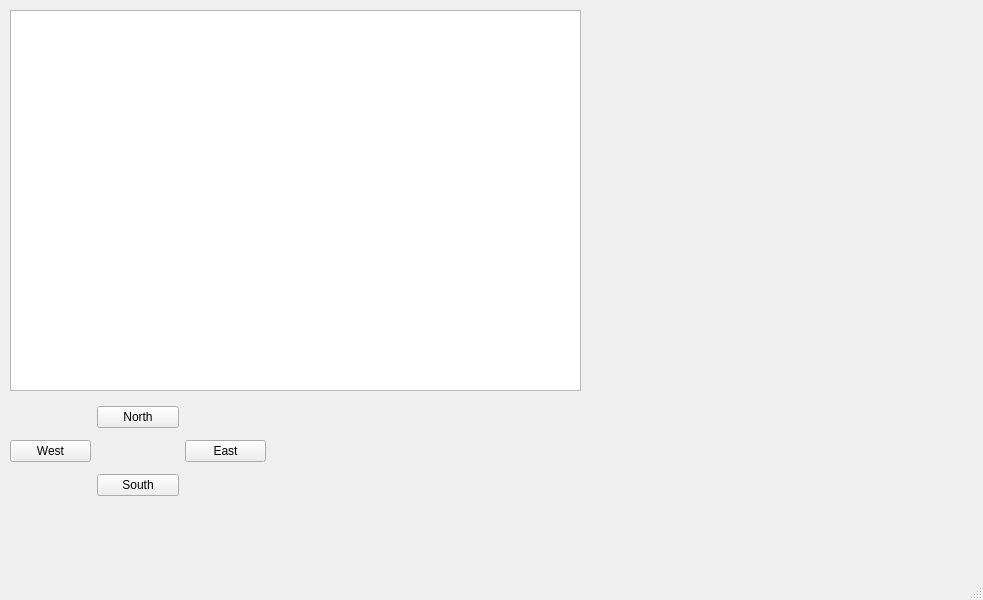
First picture: the form in mainwindow.ui, repository Ben0C/ZorkProject, before the edit.
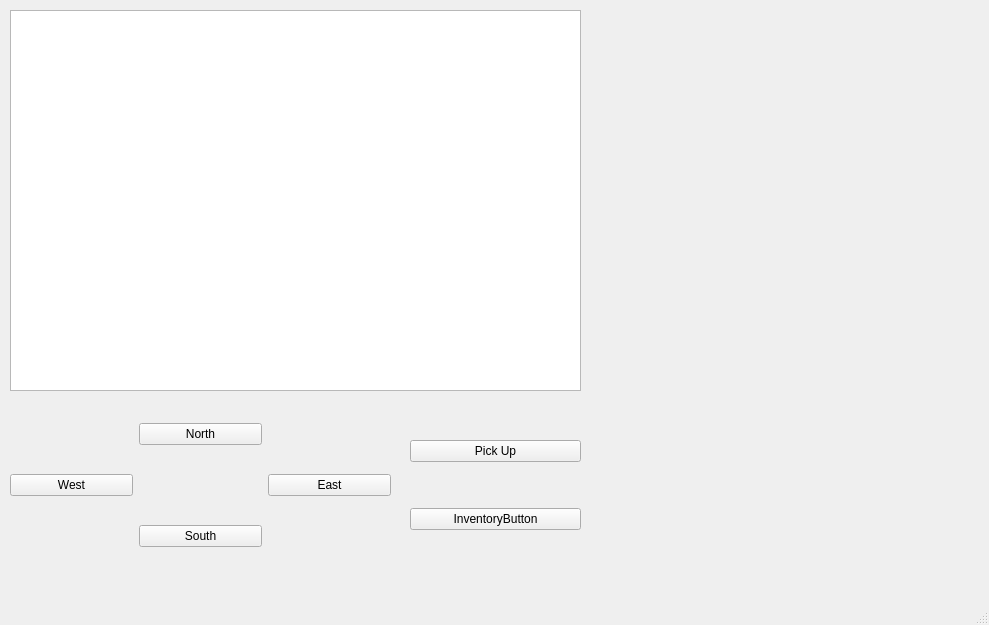
Second picture: the form after the edit.

```diff
--- a/mainwindow.ui
+++ b/mainwindow.ui
@@ -6,8 +6,8 @@
    <rect>
     <x>0</x>
     <y>0</y>
-    <width>983</width>
-    <height>600</height>
+    <width>989</width>
+    <height>625</height>
    </rect>
   </property>
   <property name="windowTitle">
@@ -35,8 +35,8 @@
      <rect>
       <x>10</x>
       <y>400</y>
-      <width>256</width>
-      <height>103</height>
+      <width>381</width>
+      <height>171</height>
      </rect>
     </property>
     <layout class="QGridLayout" name="gridLayout">
@@ -73,16 +73,42 @@
    <widget class="QLabel" name="label">
     <property name="geometry">
      <rect>
-      <x>440</x>
-      <y>410</y>
-      <width>221</width>
-      <height>111</height>
+      <x>600</x>
+      <y>20</y>
+      <width>371</width>
+      <height>541</height>
      </rect>
     </property>
     <property name="text">
      <string/>
     </property>
    </widget>
+   <widget class="QWidget" name="gridLayoutWidget_2">
+    <property name="geometry">
+     <rect>
+      <x>410</x>
+      <y>400</y>
+      <width>171</width>
+      <height>171</height>
+     </rect>
+    </property>
+    <layout class="QGridLayout" name="gridLayout_2">
+     <item row="0" column="0">
+      <widget class="QPushButton" name="pickUpButton">
+       <property name="text">
+        <string>Pick Up</string>
+       </property>
+      </widget>
+     </item>
+     <item row="1" column="0">
+      <widget class="QPushButton" name="InventoryButton">
+       <property name="text">
+        <string>InventoryButton</string>
+       </property>
+      </widget>
+     </item>
+    </layout>
+   </widget>
    <zorder>label</zorder>
    <zorder>textEdit</zorder>
    <zorder>gridLayoutWidget</zorder>
```
Left out of the diff: 11 changed lines with no effect on the pictures.
